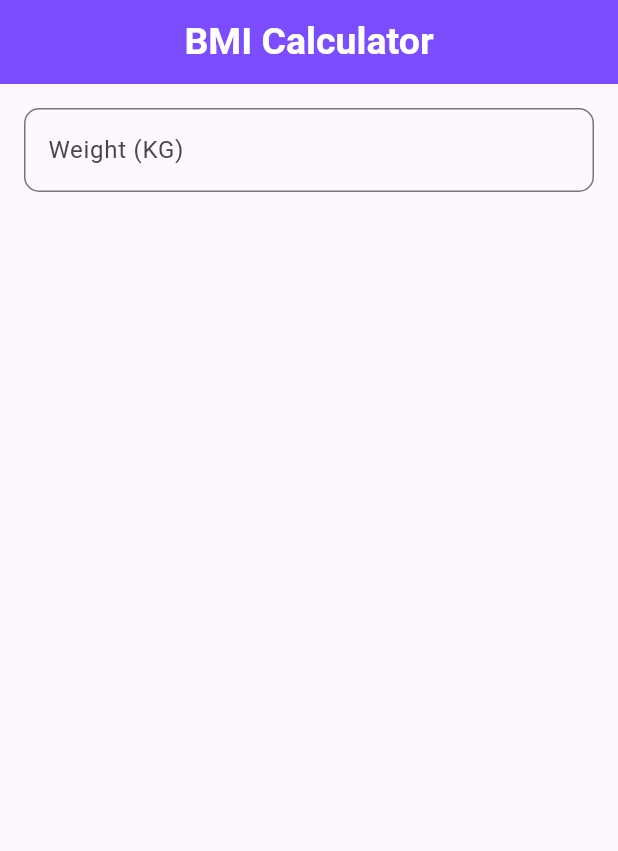
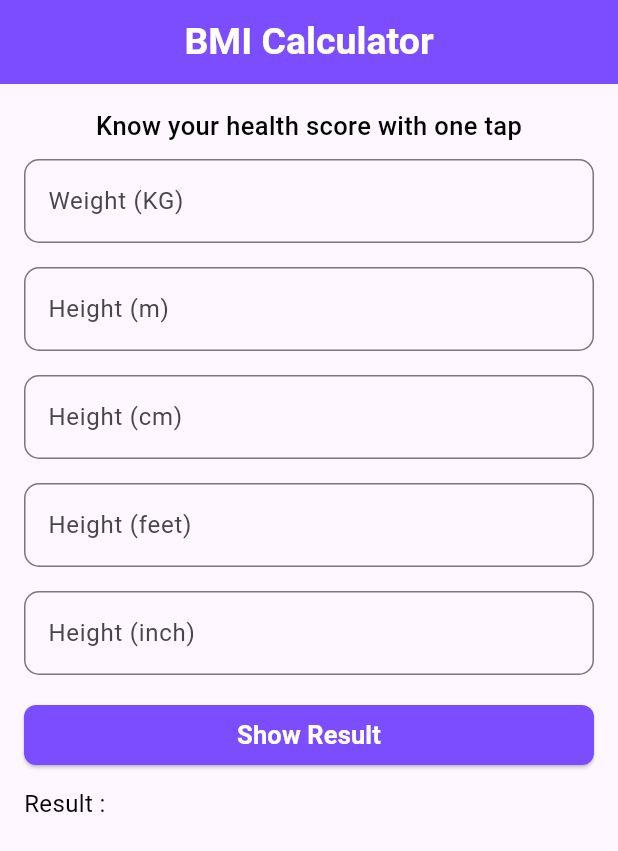
Before and after one commit to Shishir707/BMI-Calculator, a Flutter app: the screen it shows after launch, on a phone screen of 412 x 824 dp. Shown: the top 851 px of the screen. Run offline on Flutter 3.47's test engine with Material 3 defaults, Android fonts, the phone set to English and light mode, and no system bars.

Commit message:
add all input fields & button

```diff
--- a/lib/bmi_app.dart
+++ b/lib/bmi_app.dart
@@ -12,25 +12,107 @@ class _BmiAppState extends State<BmiApp> {
   Widget build(BuildContext context) {
     return Scaffold(
       appBar: AppBar(
-        title: Text('BMI Calculator',style: TextStyle(
-          fontSize: 25,
-          color: Colors.white,
-          fontWeight: FontWeight.w600
-        ),),
+        title: Text(
+          'BMI Calculator',
+          style: TextStyle(
+            fontSize: 25,
+            color: Colors.white,
+            fontWeight: FontWeight.w600,
+          ),
+        ),
         backgroundColor: Colors.deepPurpleAccent,
         centerTitle: true,
       ),
       body: ListView(
         padding: EdgeInsets.all(16),
         children: [
+          Center(
+            child: Text(
+              'Know your health score with one tap',
+              style: TextStyle(
+                color: Colors.black,
+                fontWeight: FontWeight.w500,
+                fontSize: 17,
+              ),
+            ),
+          ),
+          SizedBox(height: 10),
           TextField(
+            keyboardType: TextInputType.number,
             decoration: InputDecoration(
               labelText: 'Weight (KG)',
               border: OutlineInputBorder(
-                borderRadius: BorderRadius.circular(10)
-              )
+                borderRadius: BorderRadius.circular(10),
+              ),
             ),
-          )
+          ),
+          SizedBox(height: 16),
+          TextField(
+            keyboardType: TextInputType.number,
+            decoration: InputDecoration(
+              labelText: 'Height (m)',
+              border: OutlineInputBorder(
+                borderRadius: BorderRadius.circular(10),
+              ),
+            ),
+          ),
+          SizedBox(height: 16),
+          TextField(
+            keyboardType: TextInputType.number,
+            decoration: InputDecoration(
+              labelText: 'Height (cm)',
+              border: OutlineInputBorder(
+                borderRadius: BorderRadius.circular(10),
+              ),
+            ),
+          ),
+          SizedBox(height: 16),
+          TextField(
+            keyboardType: TextInputType.number,
+            decoration: InputDecoration(
+              labelText: 'Height (feet)',
+              border: OutlineInputBorder(
+                borderRadius: BorderRadius.circular(10),
+              ),
+            ),
+          ),
+          SizedBox(height: 16),
+          TextField(
+            keyboardType: TextInputType.number,
+            decoration: InputDecoration(
+              labelText: 'Height (inch)',
+              border: OutlineInputBorder(
+                borderRadius: BorderRadius.circular(10),
+              ),
+            ),
+          ),
+          SizedBox(height: 16),
+          ElevatedButton(
+            onPressed: () {},
+            style: ElevatedButton.styleFrom(
+              backgroundColor: Colors.deepPurpleAccent[200],
+              shape: RoundedRectangleBorder(
+                borderRadius: BorderRadius.circular(8),
+              ),
+            ),
+            child: Text(
+              'Show Result',
+              style: TextStyle(
+                color: Colors.white,
+                fontWeight: FontWeight.w600,
+                fontSize: 17,
+              ),
+            ),
+          ),
+          SizedBox(height: 10),
+          Text(
+            'Result :',
+            style: TextStyle(
+              color: Colors.black,
+              fontSize: 16,
+              fontWeight: FontWeight.w400,
+            ),
+          ),
         ],
       ),
     );
```
